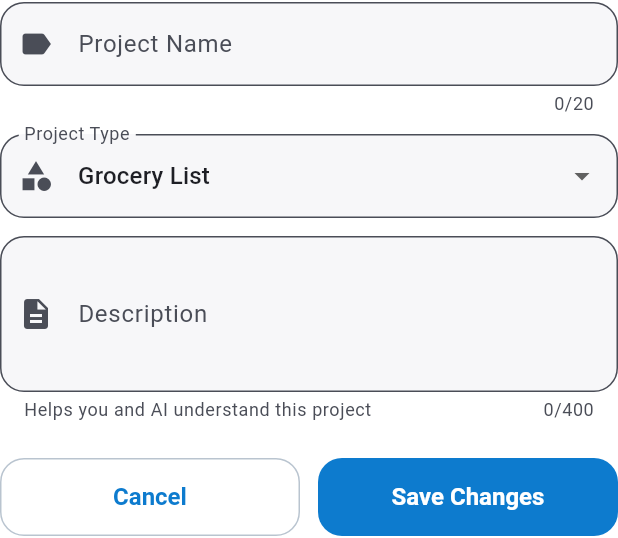
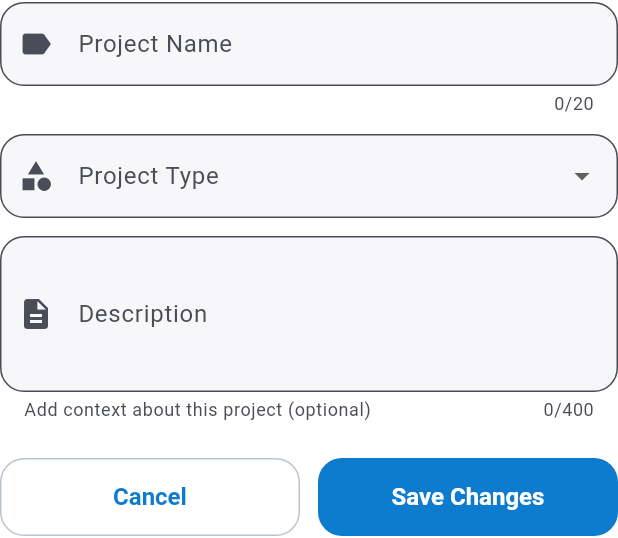
Before and after one commit to TrustEden/port-a-thoughty, a Flutter app: the _ProjectManagementSheet widget shown alone on an empty page, opened directly with empty values, on a phone screen of 412 x 824 dp. Shown: the part 172-710 px from the top of the screen. Run offline on Flutter 3.47's test engine with Material 3 defaults, Android fonts, the phone set to English and light mode, and no system bars; our stand-ins replace file_picker, flutter_dotenv, google_fonts, image_picker, share_plus, speech_to_text and 2 more; missing offline and left inert: google_mlkit_text_recognition, receive_sharing_intent; accounts and stored records are empty; Roboto replaces fonts that are missing (Segoe UI); statements that could not run were skipped.

Commit message:
Separate user descriptions from AI system prompts
This commit fixes the architecture where system prompts were being stored
in the database and shown to users in the description field. The new
structure properly separates concerns:

BEFORE:
- Project.prompt field stored the entire AI system prompt
- Users saw hundreds of lines of AI instructions in description field
- Prompt templates were duplicated in app_state.dart

AFTER:
- Project.description: User-visible context (e.g., "weekly shopping")
- Project.projectType: Template selector (e.g., "Grocery List")
- System prompts: Hidden in code (lib/services/prompt_templates.dart)
- Runtime assembly: Description + notes injected into template when processing

Changes:
1. Added Project.description and Project.projectType fields
2. Created database migration (v2 → v3) to add new columns
3. Created PromptTemplates service with all system prompt templates
4. Updated Manage Projects screen to show only description
5. Updated GroqService to use PromptTemplates at runtime
6. Updated project creation to store description/type, not full prompt
7. Removed duplicate _buildPromptTemplate from app_state.dart

Users can now edit their project context without corrupting AI instructions.

````diff
--- a/lib/state/app_state.dart
+++ b/lib/state/app_state.dart
@@ -123,19 +123,19 @@ class PortaThoughtyState extends ChangeNotifier {
   }) async {
     await _ensureInitialized();
 
-    // Generate prompt from template
-    final prompt = _buildPromptTemplate(type, name, description);
-
-    // Create color (you can randomize this or let user choose later)
+    // Create color based on project type
     final color = _getColorForProjectType(type);
 
-    // Create project
+    // Create project with description and projectType (no prompt!)
+    // The system prompt is generated at runtime from templates
     final project = Project(
       id: _generateProjectId(),
       name: name,
       color: color,
       icon: icon,
-      prompt: prompt,
+      description: description,
+      projectType: type,
+      prompt: null, // No longer storing prompts in database
       createdAt: DateTime.now(),
       updatedAt: DateTime.now(),
     );
@@ -154,82 +154,8 @@ class PortaThoughtyState extends ChangeNotifier {
     }
   }
 
-  String _buildPromptTemplate(String type, String name, String? description) {
-    switch (type) {
-      case 'Grocery List':
-        return '''You are a professional grocery list organizer, an expert in creating clear, practical, and user-friendly shopping lists.
-
-You receive unstructured notes from users via the note-taking app "Porta-Thoughty." These notes contain grocery items the user intends to purchase, expressed in natural language, often as a list, sentence, or fragmented thoughts.
-
-Your primary goal is to transform the user's input into a clean, organized, and interactive grocery shopping list using Markdown format with unchecked checkboxes (☐) for each item, allowing the user to check them off as they shop.
-
-### Output Format Rules:
-- Respond **only** with the formatted list in Markdown.
-- Use **☐** for unchecked checkboxes at the start of each main item.
-- Main items (from user input) must appear exactly as provided (preserve spelling, capitalization, and phrasing unless clearly a typo that changes meaning—e.g., fix "spaghettie" → "spaghetti" only if obvious).
-- For each main item, you **may** add **1 or 2 highly relevant sub-item suggestions**, indented under the main item.
-  - Sub-items must be practical, commonly paired, and directly enhance the main item (e.g., for "spaghetti noodles," suggest "parmesan cheese" or "garlic bread").
-  - Format sub-items with **↳ ☐** (indented with two spaces before ↳).
-  - Do **not** add sub-items to every item—only when a strong, natural pairing exists.
-  - Never suggest more than 2 sub-items per main item.
-- Group identical or near-identical items (e.g., "milk" and "more milk" → combine into "☐ Milk (2)").
-- Organize the final list into logical **sections** using Markdown headers (##) when appropriate (e.g., ## Produce, ## Dairy, ## Pantry, ## Meat). Infer sections based on item type; default to a flat list if unclear.
-- Do **not** include any explanations, introductions, summaries, or additional text outside the Markdown list.
-
-Only output the formatted Markdown list. No other text.
-
-User notes:''';
-
-      case 'General Todo':
-        return '''You are a task organization assistant in the note-taking app "Porta-Thoughty."
-
-Transform unstructured notes into clear, actionable todo lists using Markdown checkboxes (☐).
-
-### Output Format:
-- Use **☐** for unchecked checkboxes
-- Organize by priority and category when appropriate
-- Break down complex tasks into smaller actionable items
-- Use headers (##) to group related tasks
-- Respond only with the formatted list in Markdown
-
-User notes:''';
-
-      case 'Creative Writing':
-        return '''You are a creative writing assistant in "Porta-Thoughty."
-
-Project context: ${description ?? 'No additional context provided'}
-
-Help organize and enhance these creative ideas with structure and narrative flow.
-
-### Guidelines:
-- Preserve the user's voice and style
-- Organize ideas by theme, character, plot, or setting
-- Suggest connections between related ideas
-- Use Markdown formatting for clarity
-- Highlight potential story arcs or themes
-
-User notes:''';
-
-      case 'Dev Project':
-        return '''You are a development project assistant for the project "$name" in "Porta-Thoughty."
-
-Project context: ${description ?? 'No additional context provided'}
-
-Organize these development notes with technical clarity. Categorize by topic (bugs, features, ideas, questions). Maintain technical accuracy and highlight action items.
-
-### Output Format:
-- Use Markdown headers (##) for categories
-- Use checkboxes (☐) for actionable tasks
-- Use code blocks (```) for code snippets
-- Highlight technical details and dependencies
-- Group related items together
-
-User notes:''';
-
-      default:
-        return 'Organize these notes clearly and concisely.\n\nUser notes:';
-    }
-  }
+  // NOTE: Prompt templates are now in lib/services/prompt_templates.dart
+  // They are no longer stored in the database, but assembled at runtime
 
   Color _getColorForProjectType(String type) {
     switch (type) {
--- a/lib/widgets/project_selector.dart
+++ b/lib/widgets/project_selector.dart
@@ -289,21 +289,15 @@ class _ProjectManagementSheetState extends State<_ProjectManagementSheet> {
     _selectedProjectId = widget.activeProject.id;
     _nameController = TextEditingController(text: widget.activeProject.name);
     _descriptionController = TextEditingController(
-      text: widget.activeProject.prompt ?? '',
+      text: widget.activeProject.description ?? '',
     );
-    // Try to infer project type from the prompt or default to first type
-    _selectedType = _inferProjectType(widget.activeProject);
+    // Get project type from projectType field, defaulting to 'Inbox' if null
+    _selectedType = widget.activeProject.projectType ?? 'Inbox';
   }
 
   String _inferProjectType(Project project) {
-    final prompt = project.prompt?.toLowerCase() ?? '';
-    if (prompt.contains('grocery')) return 'Grocery List';
-    if (prompt.contains('dev project') || prompt.contains('development')) {
-      return 'Dev Project';
-    }
-    if (prompt.contains('creative writing')) return 'Creative Writing';
-    if (prompt.contains('todo')) return 'General Todo';
-    return _projectTypes.first;
+    // Now we have an explicit projectType field, no need to infer
+    return project.projectType ?? 'Inbox';
   }
 
   @override
@@ -323,7 +317,7 @@ class _ProjectManagementSheetState extends State<_ProjectManagementSheet> {
       _selectedProjectId = projectId;
       final project = _currentProject;
       _nameController.text = project.name;
-      _descriptionController.text = project.prompt ?? '';
+      _descriptionController.text = project.description ?? '';
       _selectedType = _inferProjectType(project);
     });
   }
@@ -427,8 +421,8 @@ class _ProjectManagementSheetState extends State<_ProjectManagementSheet> {
               fillColor: theme.colorScheme.surfaceContainerHighest
                   .withValues(alpha: 0.3),
               prefixIcon: const Icon(Icons.description),
-              hintText: 'Project context and details',
-              helperText: 'Helps you and AI understand this project',
+              hintText: 'E.g., "weekly shopping" or "novel ideas"',
+              helperText: 'Add context about this project (optional)',
             ),
             maxLines: 3,
             maxLength: 400,
````
Also changed, not shown: lib/models/project.dart (+16 -1 lines), lib/services/groq_service.dart (+9 -55 lines), lib/services/local_database.dart (+29 -97 lines), lib/services/prompt_templates.dart (added, +207 -0 lines).
